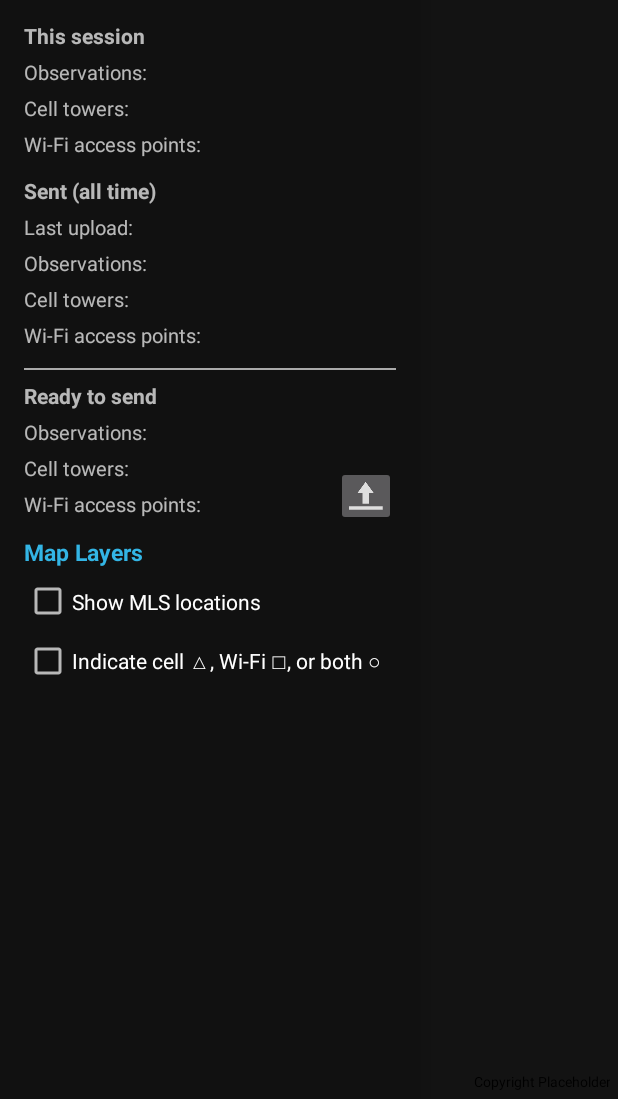
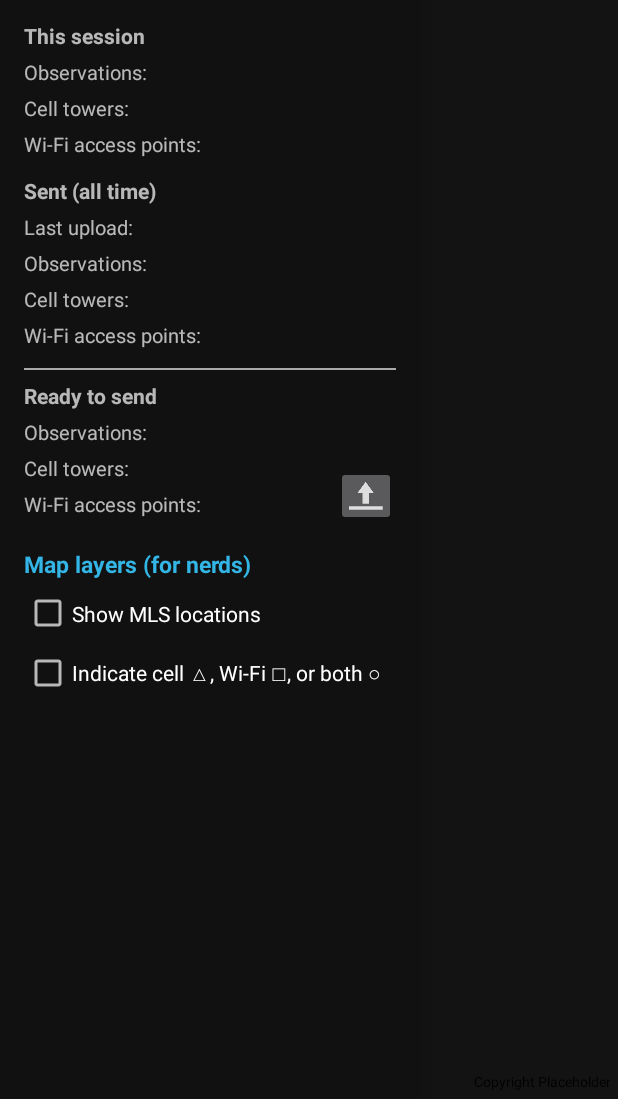
Before and after one commit to mozilla/MozStumbler, an Android app: the screen it shows after launch (MainDrawerActivity), with the side drawer open, on a phone screen of 412 x 824 dp, the part 137-1236 px from its top. Run offline under Robolectric (Android 15) with nearby library versions, the phone set to English and light mode, and no system bars; libraries missing offline, so code that uses them is left out: com.ocpsoft.pretty, org.osmdroid, org.osmdroid.api, org.osmdroid.tileprovider, org.osmdroid.util and 1 more; plain views replace MapView; 21 statements that could not run were skipped.

Commit message:
Changed the drawer map layer title

```diff
--- a/android/src/main/res/layout/fragment_metrics_drawer.xml
+++ b/android/src/main/res/layout/fragment_metrics_drawer.xml
@@ -335,12 +335,12 @@
             android:id="@+id/textView"
             android:layout_width="wrap_content"
             android:layout_height="wrap_content"
-            android:text="Map Layers"
+            android:text="@string/drawer_map_layers_title"
             android:textSize="@dimen/font_size_for_metrics_top_title"
             android:textStyle="bold"
             android:textColor="#ff33b5e5"
             android:paddingBottom="@dimen/padding_below_for_metrics_titles"
-            android:paddingTop="@dimen/padding_above_for_metrics_titles"
+            android:paddingTop="20dp"
             android:layout_below="@+id/wifis_queued_title"
             android:layout_alignParentLeft="true"
             android:layout_alignParentStart="true" />
--- a/android/src/main/res/values/strings.xml
+++ b/android/src/main/res/values/strings.xml
@@ -68,5 +68,6 @@
     <string name="drawer_close">Close drawer</string>
 
     <string name="title_activity_leaderboard">Leaderboard</string>
+    <string name="drawer_map_layers_title">Map layers (for nerds)</string>
 
 </resources>
```
